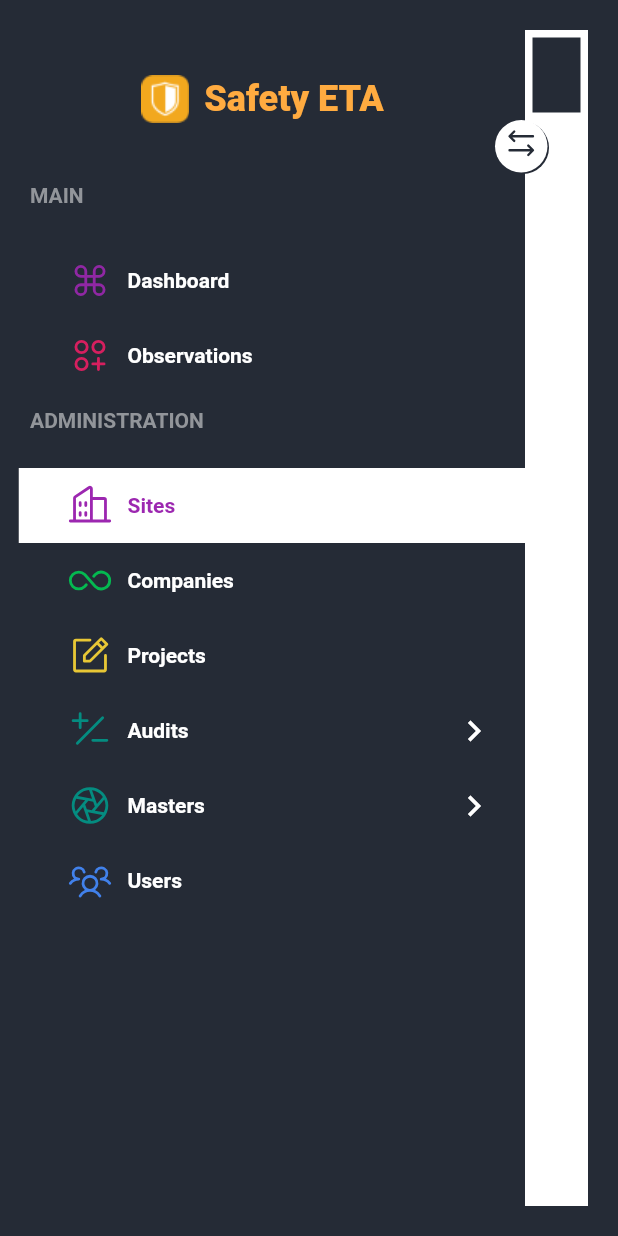
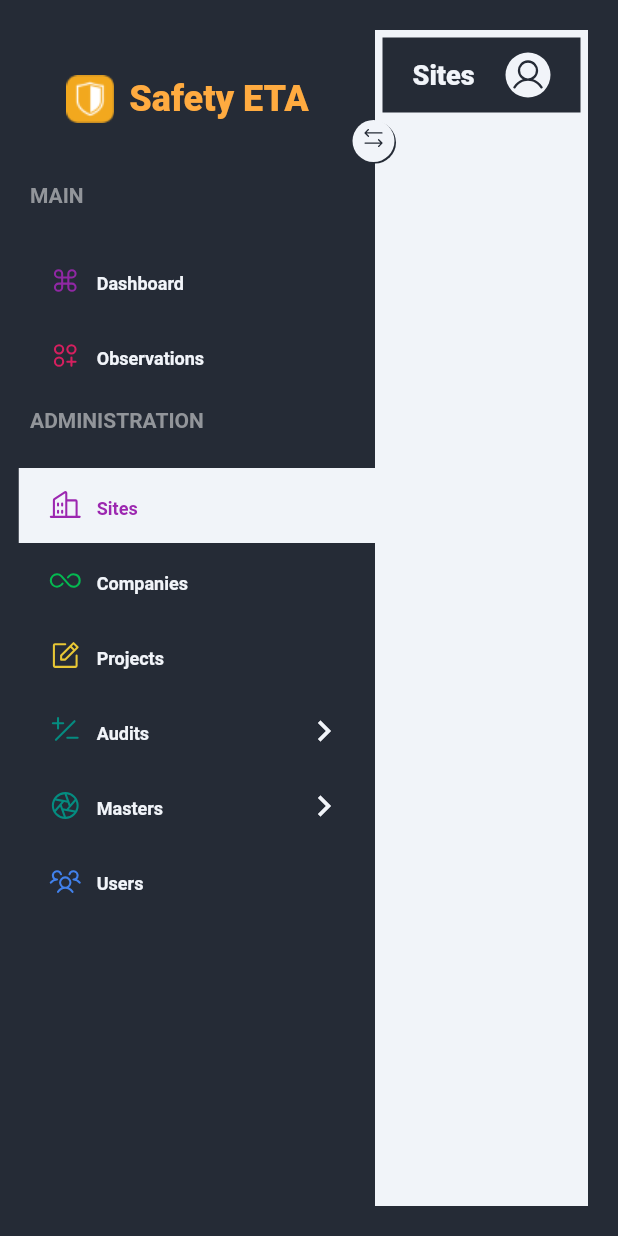
Before and after one commit to sagedev0429/safety_eta, a Flutter app: the screen it shows after launch, after a tap on "Observations", after a tap on "Sites", on a phone screen of 412 x 824 dp. Run offline on Flutter 3.47's test engine with Material 2 defaults, Android fonts, the phone set to English and light mode, and no system bars; our stand-ins replace equatable, flutter_bloc, hydrated_bloc, phosphor_flutter; missing offline and left inert: custom_pop_up_menu.

Commit message:
app bar color change

```diff
--- a/lib/app.dart
+++ b/lib/app.dart
@@ -6,8 +6,8 @@ import 'package:phosphor_flutter/phosphor_flutter.dart';
 import 'bloc/theme_bloc.dart';
 import 'model/sidebar_item.dart';
 
-double sidebarWidth = 350;
-double shrinkSidebarWidth = 110;
+double sidebarWidth = 250;
+double shrinkSidebarWidth = 80;
 double sidebarItemHeight = 50;
 Color sidebarColor = const Color(0xff252b36);
 
@@ -149,10 +149,13 @@ class _AppState extends State<App> {
               ),
             ),
           )
-        : const Icon(
+        : const Padding(
+            padding: EdgeInsets.only(left: 10),
+            child: Icon(
               PhosphorIcons.dotsThree,
               size: 30,
-            color: Colors.white,
+              color: const Color(0xfff1f4f9),
+            ),
           );
   }
 
@@ -231,7 +234,7 @@ class _AppState extends State<App> {
         ),
         child: Container(
           decoration: const BoxDecoration(
-            color: Colors.white,
+            color: const Color(0xfff1f4f9),
           ),
           child: Column(
             children: [
@@ -252,10 +255,10 @@ class _AppState extends State<App> {
                     Text(
                       state.selectedItemName,
                       style: const TextStyle(
-                        color: Colors.white,
+                        color: const Color(0xfff1f4f9),
                         fontSize: 18,
                         fontFamily: 'Roboto',
-                        fontWeight: FontWeight.w800
+                        fontWeight: FontWeight.w800,
                       ),
                     ),
                     Container(
@@ -263,7 +266,7 @@ class _AppState extends State<App> {
                       padding: const EdgeInsets.all(3),
                       decoration: BoxDecoration(
                         borderRadius: BorderRadius.circular(20),
-                        color: Colors.white,
+                        color: const Color(0xfff1f4f9),
                       ),
                       child: Icon(
                         PhosphorIcons.user,
@@ -329,7 +332,9 @@ class _CollapseButtonState extends State<CollapseButton> {
     return BlocBuilder<ThemeBloc, ThemeState>(
       builder: (context, state) {
         return AnimatedPositioned(
-          left: state.isSidebarExtended ? sidebarWidth - 20 : 90,
+          left: state.isSidebarExtended
+              ? sidebarWidth - 15
+              : shrinkSidebarWidth - 15,
           top: 80,
           duration: const Duration(milliseconds: 200),
           curve: Curves.fastOutSlowIn,
@@ -351,7 +356,7 @@ class _CollapseButtonState extends State<CollapseButton> {
               alignment: Alignment.center,
               decoration: BoxDecoration(
                 shape: BoxShape.circle,
-                color: Colors.white,
+                color: const Color(0xfff1f4f9),
                 boxShadow: [
                   BoxShadow(
                     color: sidebarColor,
@@ -362,8 +367,9 @@ class _CollapseButtonState extends State<CollapseButton> {
               child: MouseRegion(
                 cursor: SystemMouseCursors.click,
                 child: Icon(
-                  PhosphorIcons.arrowsLeftRight,
-                  size: 25,
+                  PhosphorIcons.arrowsLeftRightLight,
+                  size: 18,
+                  weight: 400,
                   color: sidebarColor,
                 ),
               ),
@@ -431,7 +437,7 @@ class _SidebarItemState extends State<SidebarItem>
 
     color = ColorTween(
       end: widget.color,
-      begin: Colors.white,
+      begin: const Color(0xfff1f4f9),
     ).animate(animationController);
 
     animationController.addListener(() {
@@ -524,7 +530,7 @@ class _SidebarItemState extends State<SidebarItem>
                       children: [
                         Padding(
                           padding: const EdgeInsets.only(
-                            left: 40.0,
+                            left: 30.0,
                           ),
                           child: Text(
                             widget.label,
@@ -532,7 +538,7 @@ class _SidebarItemState extends State<SidebarItem>
                               color: Color(0xff92959a),
                               fontSize: 14,
                               fontWeight: FontWeight.bold,
-                              fontFamily: 'Roboto'
+                              fontFamily: 'Roboto',
                             ),
                           ),
                         ),
@@ -591,7 +597,7 @@ class _SidebarItemState extends State<SidebarItem>
               isSidebarItemExtended
                   ? Icons.keyboard_arrow_down
                   : Icons.keyboard_arrow_right,
-              color: isHover ? widget.color : color.value,
+              color: const Color(0xfff1f4f9),
               size: 28,
             ),
           )
@@ -618,7 +624,7 @@ class _SidebarItemState extends State<SidebarItem>
         child: Container(
           color: Colors.transparent,
           padding: EdgeInsets.only(
-            left: widget.isSubItem && state.isSidebarExtended ? 30 : 0,
+            left: widget.isSubItem && state.isSidebarExtended ? 15 : 0,
           ),
           child: Stack(
             children: [
@@ -651,15 +657,19 @@ class _SidebarItemState extends State<SidebarItem>
                     crossAxisAlignment: CrossAxisAlignment.center,
                     children: [
                       Row(
+                        crossAxisAlignment: CrossAxisAlignment.center,
                         children: [
-                          Icon(
+                          Container(
+                            alignment: Alignment.center,
+                            child: Icon(
                               widget.iconData,
-                            color: color.value == Colors.white
+                              color: color.value == const Color(0xfff1f4f9)
                                   ? isHover
-                                    ? Colors.white
+                                      ? const Color(0xfff1f4f9)
                                       : widget.color.withOpacity(0.9)
                                   : widget.color,
-                            size: 30,
+                              size: 22,
+                            ),
                           ),
                           widget.isSidebarExtended || widget.isSubItem
                               ? const SizedBox(
@@ -667,13 +677,21 @@ class _SidebarItemState extends State<SidebarItem>
                                 )
                               : Container(),
                           widget.isSidebarExtended || widget.isSubItem
-                              ? Text(
+                              ? Container(
+                                  alignment: Alignment.center,
+                                  margin: const EdgeInsets.only(top: 5),
+                                  child: Text(
                                     widget.label,
+                                    textAlign: TextAlign.center,
                                     style: TextStyle(
-                                    color: isHover ? widget.color : color.value,
-                                    fontSize: 14,
+                                      color: widget.selectedItemName ==
+                                              widget.label
+                                          ? widget.color
+                                          : const Color(0xfff1f4f9),
+                                      fontSize: 12,
                                       fontFamily: 'Roboto',
                                       fontWeight: FontWeight.bold,
+                                    ),
                                   ),
                                 )
                               : Container(),
@@ -705,7 +723,7 @@ class CurvePainter extends CustomPainter {
     Path path = Path();
     Paint paint = Paint();
 
-    paint.color = Colors.white;
+    paint.color = const Color(0xfff1f4f9);
     path.addRect(
       Rect.fromPoints(
         Offset(animValue, 0),
```
Lines whose indentation alone changed are shown as unchanged.
